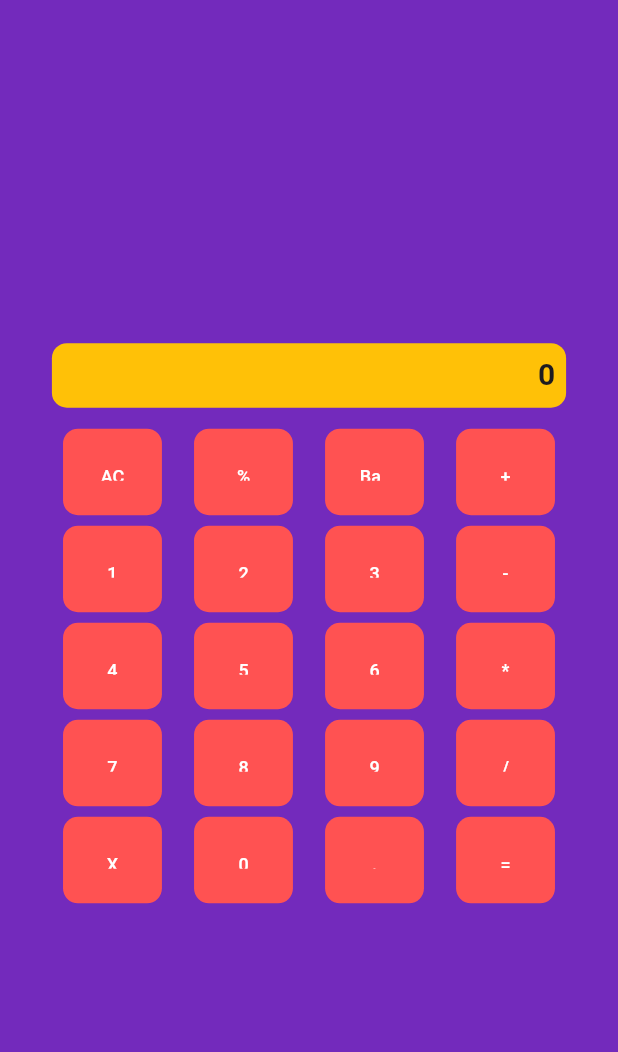
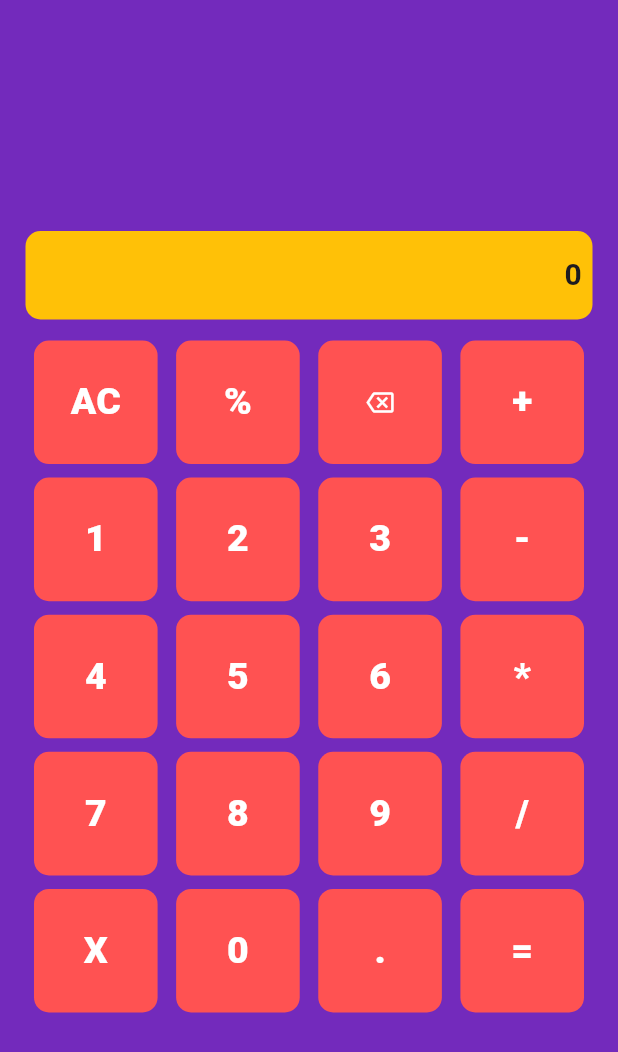
Before and after one commit to GComputeNerd/Flutter-Calculator, a Flutter app: the screen it shows after launch, on a phone screen of 412 x 824 dp. Shown: the top 1052 px of the screen. Run offline on Flutter 3.47's test engine with Material 3 defaults, Android fonts, the phone set to English and light mode, and no system bars; drawn by our look-alikes of auto_size_text.

Commit message:
Updated interface to be more mobile friendly

```diff
--- a/lib/gui/calculator_components.dart
+++ b/lib/gui/calculator_components.dart
@@ -25,7 +25,7 @@ class CalculatorDisplay extends StatelessWidget {
     }
 
     return Container(
-        width: width*0.9,
+        width: width,
         padding: const EdgeInsets.all(14),
         child: Column(
           children: widgetsToDisplay,
@@ -51,10 +51,13 @@ class ResultDisplay extends StatelessWidget {
   @override
   Widget build(BuildContext context) {
     BorderRadius borderRadius;
+    double vertical;
 
     if (buffer == "") {
       borderRadius = BorderRadius.all(Radius.circular(radius));
+      vertical = 15;
     } else {
+      vertical = 8;
       borderRadius = const BorderRadius.only(
          topLeft: Radius.circular(10),
          topRight: Radius.circular(10),
@@ -63,7 +66,8 @@ class ResultDisplay extends StatelessWidget {
 
     return Container(
       width: width,
-      padding: const EdgeInsets.all(7),
+      padding: EdgeInsets.symmetric(horizontal:7,
+      vertical: vertical),
       decoration: BoxDecoration(
         color: Colors.amber,
         borderRadius: borderRadius,
@@ -96,6 +100,7 @@ class BufferDisplay extends StatelessWidget {
 
     return Container(
       width: width,
+      padding: EdgeInsets.symmetric(vertical: 3),
       decoration: const BoxDecoration(
         color: Colors.green,
         borderRadius: BorderRadius.only(
@@ -126,9 +131,9 @@ class CalculatorRow extends StatelessWidget {
     final width = MediaQuery.of(context).size.width;
 
     return Container(
-      margin: const EdgeInsets.only(bottom: 7),
+      margin: const EdgeInsets.only(bottom: 9),
       child: SizedBox(
-        width: width *0.9,
+        width: width*0.95,
         child: Row(
           mainAxisAlignment: MainAxisAlignment.spaceEvenly,
           children: buttons,
@@ -177,20 +182,27 @@ class CalculatorButton extends StatelessWidget {
   final Function onPressed;
   final String text;
 
+  factory CalculatorButton.icon(Function onPressed, Icon icon){
+    return _CalculatorButtonIcon(
+      onPressed: onPressed,
+      icon: icon,
+    );
+  }
+
   @override
   Widget build(BuildContext context) {
     var width = MediaQuery.of(context).size.width;
     var height = MediaQuery.of(context).size.height;
 
     return SizedBox(
-      width: width*0.16,
-      height: height*0.07,
+      width: width*0.2,
+      height: height*0.1,
       child: TextButton(
         onPressed: () => onPressed(),
         style: TextButton.styleFrom(
           foregroundColor: Colors.white,
           backgroundColor: Colors.redAccent,
-          shape: RoundedRectangleBorder(
+          shape: const RoundedRectangleBorder(
             borderRadius: BorderRadius.all(
               Radius.circular(10),
             ),
@@ -198,11 +210,46 @@ class CalculatorButton extends StatelessWidget {
           padding: const EdgeInsets.all(23),
         ),
         child: AutoSizeText(text,
-          style: TextStyle(
+          style: const TextStyle(
             fontSize: 30,
+            fontWeight: FontWeight.w900,
           ),
         ),
       ),
     );
   }
 }
+
+class _CalculatorButtonIcon extends CalculatorButton {
+  const _CalculatorButtonIcon({
+  required super.onPressed,
+  super.text = "",
+  required this.icon});
+
+  final Icon icon;
+
+  @override
+  Widget build(BuildContext context) {
+    var width = MediaQuery.of(context).size.width;
+    var height = MediaQuery.of(context).size.height;
+
+    return SizedBox(
+      width: width*0.2,
+      height: height*0.1,
+      child: TextButton(
+        onPressed: () => onPressed(),
+        style: TextButton.styleFrom(
+          foregroundColor: Colors.white,
+          backgroundColor: Colors.redAccent,
+          shape: const RoundedRectangleBorder(
+            borderRadius: BorderRadius.all(
+              Radius.circular(10),
+            ),
+          ),
+          padding: const EdgeInsets.all(23),
+        ),
+        child: icon,
+      ),
+    );
+  }
+}
--- a/lib/main.dart
+++ b/lib/main.dart
@@ -56,7 +56,8 @@ class CalculatorMain extends StatelessWidget {
           CalculatorRow(buttons: [
             OperationButton(operation: () => calcState.reset(), text: "AC"),
             CalculatorButton(onPressed: () => calcState.setOP(5), text: "%"),
-            OperationButton(operation: () => calcState.backspaceNumber(), text: "Back"),
+            CalculatorButton.icon(()=>calcState.backspaceNumber(),
+            Icon(IconData(0xeeb5, fontFamily: 'MaterialIcons', matchTextDirection: true))),
             OperationButton(operation: () => calcState.setOP(1), text: "+"),
           ]),
           CalculatorRow(buttons: [
```
Also changed, not shown: 2 other files.
